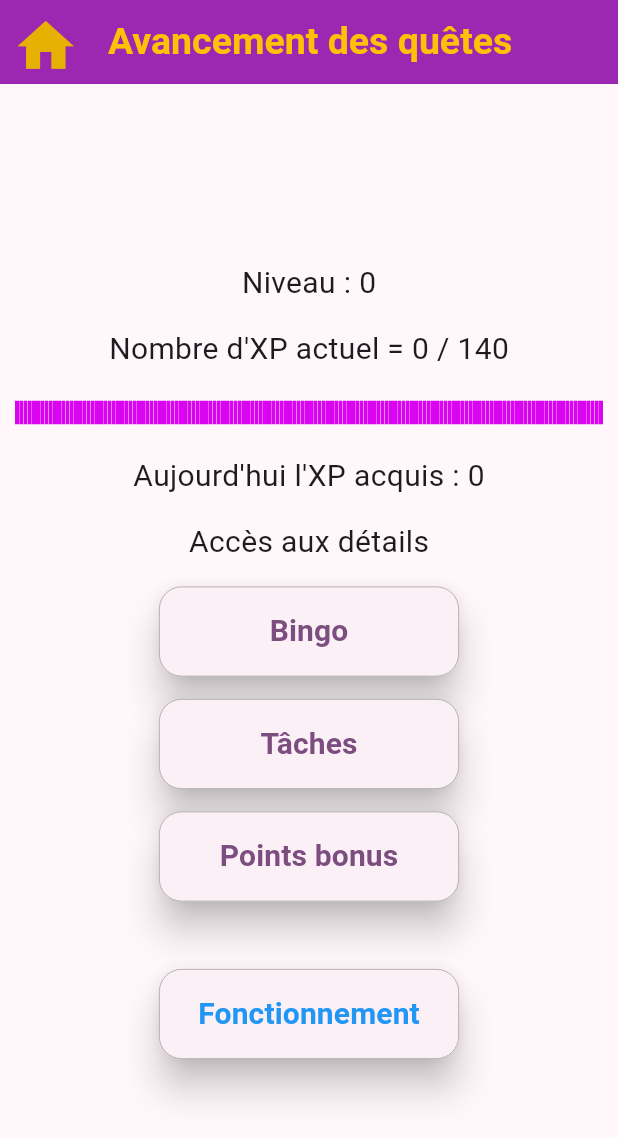
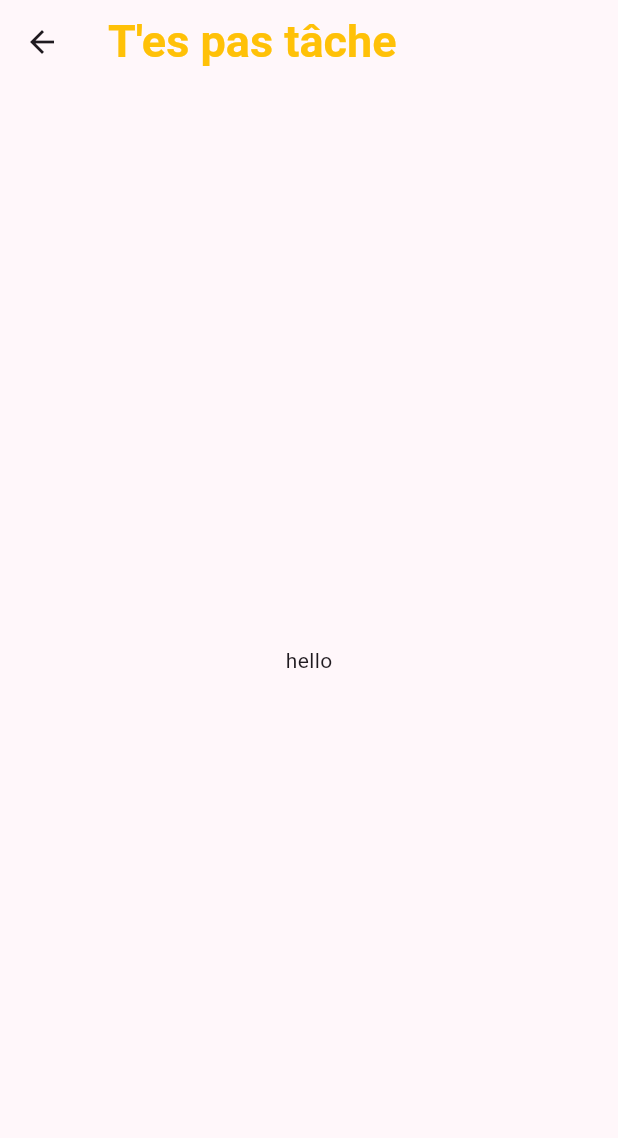
Before and after one commit to Alerwann/TDAGH-Helper, a Flutter app: the AccueilScore screen opened directly, after a tap on "Tâches", on a phone screen of 412 x 824 dp. Shown: the top 1138 px of the screen. Run offline on Flutter 3.47's test engine with Material 3 defaults, Android fonts, the phone set to English and light mode, and no system bars; drawn by our look-alikes of step_progress_indicator; our stand-ins replace animated_text_kit, audioplayers, convex_bottom_bar, csv, file_picker, flutter_local_notifications and 5 more; missing offline and left inert: custom_timer, hugeicons_pro, linear_progress_bar, pretty_animated_text; accounts and stored records are empty.

Commit message:
mise en place des niveaux

```diff
--- a/lib/main.dart
+++ b/lib/main.dart
@@ -3,6 +3,7 @@ import 'package:flutter/material.dart';
 import 'package:tdahelpe/pages/ProfilsPages/profil.dart';
 import 'package:tdahelpe/pages/SuiviScores/accueil_score.dart';
 import 'package:tdahelpe/pages/home_page.dart';
+import 'package:tdahelpe/providers/bonus_level_provider.dart';
 import 'package:tdahelpe/providers/defoule_provider.dart';
 import 'package:tdahelpe/providers/score_provider.dart';
 import 'package:tdahelpe/providers/heures_profil_provider.dart';
@@ -37,6 +38,7 @@ void main() async {
         ),
         ChangeNotifierProvider(create: (context) => TachesProvider()),
         ChangeNotifierProvider(create: (contex) => DefouleProvider()),
+        ChangeNotifierProvider(create: (contex) => BonusLevelProvider()),
       ],
       child: MyApp(),
     ),
@@ -93,7 +95,7 @@ class _MyScoreProvider extends State<MyApp> {
           color: Colors.white,
           activeColor: Colors.white,
           initialActiveIndex: _currentindex,
-          height: 75,
+          height: 65,
           items: [
             TabItem(
               icon: Icon(Icons.home, size: 25, color: Colors.white),
--- a/lib/pages/SuiviScores/accueil_score.dart
+++ b/lib/pages/SuiviScores/accueil_score.dart
@@ -3,6 +3,9 @@ import 'package:provider/provider.dart';
 import 'package:step_progress_indicator/step_progress_indicator.dart';
 import 'package:tdahelpe/main.dart';
 import 'package:tdahelpe/pages/SuiviScores/bingo_score.dart';
+import 'package:tdahelpe/pages/SuiviScores/tache_score.dart';
+import 'package:tdahelpe/providers/bonus_level_provider.dart';
+import 'package:tdahelpe/providers/profil_provider.dart';
 import 'package:tdahelpe/providers/score_provider.dart';
 
 class AccueilScore extends StatefulWidget {
@@ -40,18 +43,31 @@ class _AccueilScoreState extends State<AccueilScore> {
           ),
         ),
       ),
-      body: Center(
-        child: Consumer<ScoreProvider>(
-          builder: (context, scoreP, child) {
+      body: Container(
+        margin: EdgeInsets.only(bottom: 20),
+        child: Center(
+          child: Consumer3<ScoreProvider, BonusLevelProvider, ProfilProvider>(
+            builder: (context, scoreP, bonusP, profilP, child) {
               return Column(
                 spacing: 15,
                 mainAxisAlignment: MainAxisAlignment.center,
                 children: [
                   Text(
-                  "Niveau : ${scoreP.niveauPersonnal}",
+                    "${profilP.pseudo.toUpperCase()} est : ",
                     style: TextStyle(fontSize: 20),
                   ),
+                  Container(
+                    margin: EdgeInsets.only(left: 10, right: 10),
 
+                    child: Text(
+                      " ${bonusP.getCurrentGrade(scoreP.niveauPersonnal)?.gradeName ?? 'Aucun'} de niveau ${scoreP.niveauPersonnal}",
+                      style: TextStyle(fontSize: 25, color: Colors.deepOrange),
+                      maxLines: null,
+                      textAlign: TextAlign.center,
+                    ),
+                  ),
+
+                  SizedBox(height: 5),
                   Text(
                     "Nombre d'XP actuel = ${scoreP.xpByLevel} / 140",
                     style: TextStyle(fontSize: 20),
@@ -100,7 +116,12 @@ class _AccueilScoreState extends State<AccueilScore> {
                     width: 200,
 
                     child: ElevatedButton(
-                    onPressed: () {},
+                      onPressed: () {
+                        Navigator.push(
+                          context,
+                          MaterialPageRoute(builder: (context) => TacheScore()),
+                        );
+                      },
                       child: Text(
                         "Tâches",
                         style: TextStyle(
@@ -126,7 +147,7 @@ class _AccueilScoreState extends State<AccueilScore> {
                     ),
                   ),
                   Container(
-                  margin: EdgeInsets.only(top: 30),
+                    margin: EdgeInsets.only(top: 15),
                     height: 60,
                     width: 200,
 
@@ -147,6 +168,7 @@ class _AccueilScoreState extends State<AccueilScore> {
             },
           ),
         ),
+      ),
     );
   }
 }
--- /dev/null
+++ b/lib/pages/SuiviScores/tache_score.dart
@@ -0,0 +1,41 @@
+import 'package:flutter/material.dart';
+import 'package:provider/provider.dart';
+import 'package:tdahelpe/providers/score_provider.dart';
+
+class TacheScore extends StatefulWidget {
+  const TacheScore({super.key});
+
+  @override
+  State<TacheScore> createState() => _TacheScoreState();
+}
+
+class _TacheScoreState extends State<TacheScore> {
+  @override
+  Widget build(BuildContext context) {
+    return Scaffold(
+      appBar: AppBar(
+        title: Text(
+          "T'es pas tâche",
+          style: TextStyle(
+            fontSize: 30,
+            fontWeight: FontWeight.bold,
+            color: Colors.amber,
+          ),
+          textAlign: TextAlign.center,
+        ),
+      ),
+      body: Consumer<ScoreProvider>(
+        builder: (context, scoreP, child) {
+         return Center(
+            child: Column(
+              mainAxisAlignment: MainAxisAlignment.center,
+              children: [
+                Text("hello")
+              ],
+            ),
+          );
+        },
+      ),
+    );
+  }
+}
--- a/lib/providers/score_provider.dart
+++ b/lib/providers/score_provider.dart
@@ -30,9 +30,10 @@ class ScoreProvider extends ChangeNotifier {
   int get globalBingoScore =>
       _morningScore + _midiScore + _afternoonScore + _eveningScore;
 
-  int get globalScore => ((globalBingoScore / 4).floor()*5 + _tacheScore*5 );
+  int get globalScore => ((globalBingoScore / 4).floor() * 5 + _tacheScore * 5);
 
-  int get niveauPersonnal => (((globalScore + _xpGlobal) / 140).floor());
+  // int get niveauPersonnal => (((globalScore + _xpGlobal) / 140).floor());
+  int get niveauPersonnal => 42;
 
   int get xpByLevel => (_xpGlobal + globalScore) % 140;
 
--- a/pubspec.yaml
+++ b/pubspec.yaml
@@ -48,7 +48,7 @@ dependencies:
   flutter_local_notifications: ^17.0.0
   timezone: ^0.9.0
 
-
+  csv: ^6.0.0
 
   pretty_animated_text: ^2.0.0
   custom_timer: ^0.2.3
@@ -85,6 +85,7 @@ flutter:
     - assets/images/bingo_images/
     - assets/animations/
     - assets/music/
+    - assets/data/level_bonus.csv
 
   # An image asset can refer to one or more resolution-specific "variants", see
   # https://flutter.dev/to/resolution-aware-images
```
Also changed, not shown: assets/data/level_bonus.csv (added, +12 -0 lines), lib/data/list/bonus_level_list.dart (deleted, +0 -19 lines), lib/data/schema/bonus_level.dart (deleted, +0 -8 lines), lib/data/schema/bonus_level_schema.dart (added, +19 -0 lines), lib/providers/bonus_level_provider.dart (added, +80 -0 lines), lib/services/bonus_level_service.dart (added, +40 -0 lines), pubspec.lock, 1 other file. Lines whose indentation alone changed are shown as unchanged.
